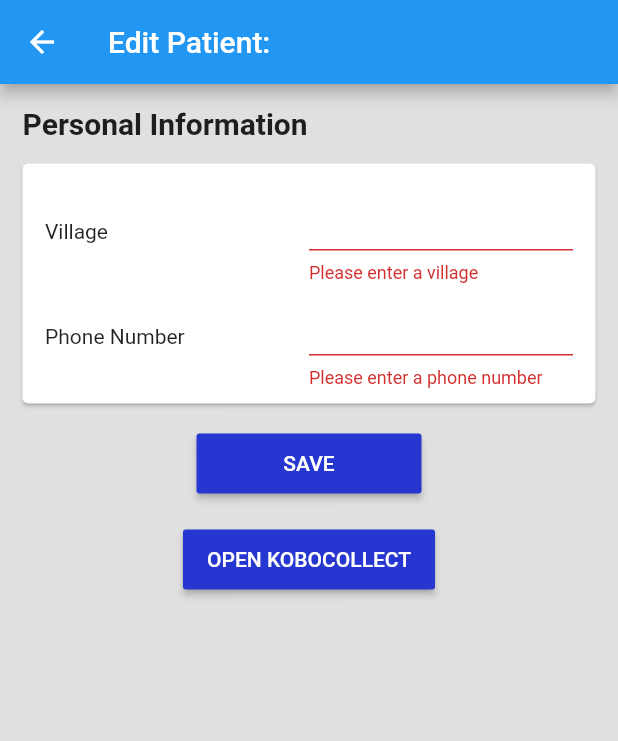
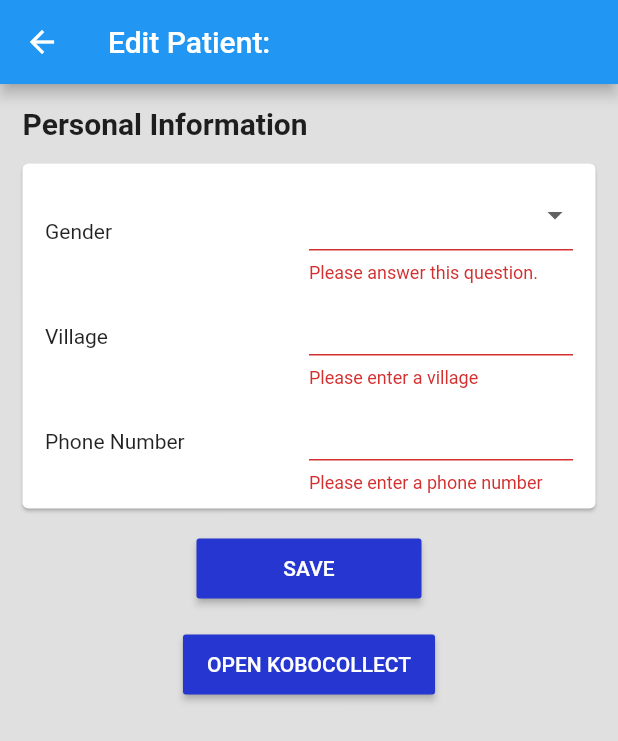
Before and after one commit to chrisly-bear/PEBRApp, a Flutter app: the NewOrEditPatientScreen screen opened directly with empty values, after a tap on "SAVE", on a phone screen of 412 x 824 dp. Shown: the top 741 px of the screen. Run offline on Flutter 3.47's test engine with Material 2 defaults, Android fonts, the phone set to English and light mode, and no system bars; our stand-ins replace flushbar, shared_preferences, sqflite; accounts and stored records are empty.

Commit message:
Implemented gender question.

```diff
--- /dev/null
+++ b/lib/database/beans/Gender.dart
@@ -0,0 +1,69 @@
+
+class Gender {
+
+  // Class Variables
+  // ---------------
+
+  // Encoding as defined in the study codebook.
+  // NOTE: These integers are the values that are stored in the database. So if
+  // you change the encoding (the integers) you will have to migrate the entire
+  // database to the new encoding!
+  static const Map<_Gender, int> _encoding = {
+    _Gender.FEMALE: 1,
+    _Gender.MALE: 2,
+    _Gender.TRANSGENDER: 3,
+  };
+
+  // These are the descriptions that will be displayed in the UI.
+  static const Map<_Gender, String> _description = {
+    _Gender.FEMALE: 'Female',
+    _Gender.MALE: 'Male',
+    _Gender.TRANSGENDER: 'Transgender',
+  };
+
+  _Gender _gender;
+
+  // Constructors
+  // ------------
+
+  // make default constructor private
+  Gender._();
+
+  Gender.FEMALE() {
+    _gender = _Gender.FEMALE;
+  }
+
+  Gender.MALE() {
+    _gender = _Gender.MALE;
+  }
+
+  Gender.TRANSGENDER() {
+    _gender = _Gender.TRANSGENDER;
+  }
+
+  // Public API
+  // ----------
+
+  // override the equality operator
+  @override
+  bool operator ==(o) => o is Gender && o._gender == _gender;
+
+  // override hashcode
+  @override
+  int get hashCode => _gender.hashCode;
+
+  static List<Gender> get allValues => [
+    Gender.FEMALE(),
+    Gender.MALE(),
+    Gender.TRANSGENDER(),
+  ];
+
+  /// Returns the text description of this gender.
+  String get description => _description[_gender];
+
+  /// Returns the code that represents this gender.
+  int get code => _encoding[_gender];
+
+}
+
+enum _Gender { FEMALE, MALE, TRANSGENDER }
--- a/lib/screens/NewOrEditPatientScreen.dart
+++ b/lib/screens/NewOrEditPatientScreen.dart
@@ -1,6 +1,7 @@
 import 'package:flutter/material.dart';
 import 'package:pebrapp/components/SizedButton.dart';
 import 'package:pebrapp/database/DatabaseProvider.dart';
+import 'package:pebrapp/database/beans/Gender.dart';
 import 'package:pebrapp/database/models/Patient.dart';
 import 'package:pebrapp/state/PatientBloc.dart';
 import 'package:pebrapp/utils/Utils.dart';
@@ -79,6 +80,7 @@ class _NewOrEditPatientFormState extends State<_NewOrEditPatientForm> {
   bool _editModeOn;
   bool _patientIsActivated = false;
   int _birthYear;
+  Gender _gender;
   bool _consentGiven;
   NoConsentReason _noConsentReason;
   bool _baselineViralLoadAvailable;
@@ -188,6 +190,7 @@ class _NewOrEditPatientFormState extends State<_NewOrEditPatientForm> {
               children: [
                 _artNumberQuestion(),
                 _yearOfBirthQuestion(),
+                _genderQuestion(),
                 _villageQuestion(),
                 _phoneNumberQuestion(),
               ],
@@ -300,6 +303,34 @@ class _NewOrEditPatientFormState extends State<_NewOrEditPatientForm> {
             );
           }).toList(),
         ),
+    );
+  }
+
+  Widget _genderQuestion() {
+    // always show field in edit mode -> !editModeOn
+    // only show field if eligible -> !_eligible
+    if (!_editModeOn && (!_eligible || _consentGiven == null || !_consentGiven)) {
+      return Container();
+    }
+    return _makeQuestion(
+      'Gender',
+      child: DropdownButtonFormField<Gender>(
+        value: _gender,
+        onChanged: (Gender newValue) {
+          setState(() {
+            _gender = newValue;
+          });
+        },
+        validator: (value) {
+          if (value == null) { return 'Please answer this question.'; }
+        },
+        items: Gender.allValues.map<DropdownMenuItem<Gender>>((Gender value) {
+          return DropdownMenuItem<Gender>(
+            value: value,
+            child: Text(value.description),
+          );
+        }).toList(),
+      ),
     );
   }
 
```
